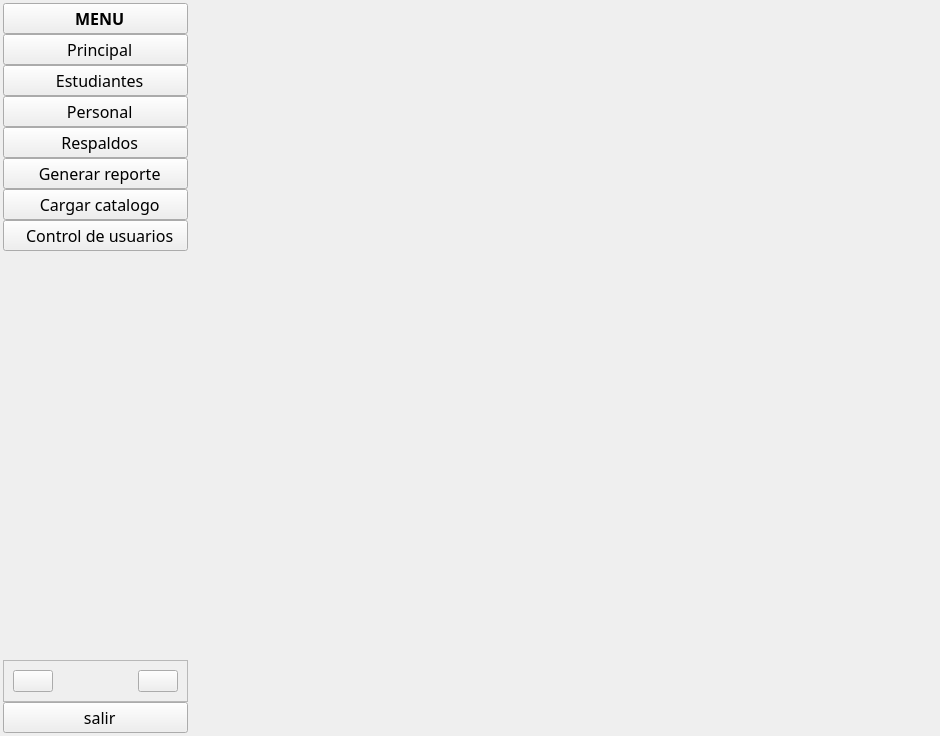
Enmanuel-86/TELA-APP, file recursos_graficos_y_logicos/elementos_graficos_ui/pantalla_principal.ui: the form before one commit.
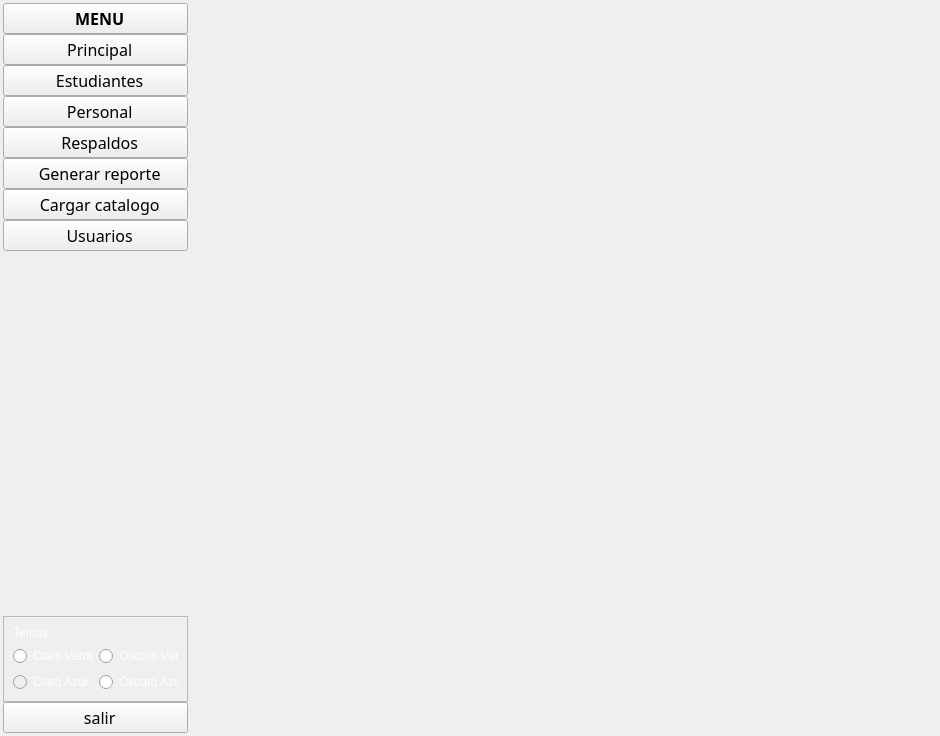
The form after the commit. Icons and pictures are not drawn.

Commit message: se cambio los botones que cambia de estilo a radiobuttons

```diff
--- a/recursos_graficos_y_logicos/elementos_graficos_ui/pantalla_principal.ui
+++ b/recursos_graficos_y_logicos/elementos_graficos_ui/pantalla_principal.ui
@@ -444,7 +444,7 @@
            <string notr="true"/>
           </property>
           <property name="text">
-           <string>  Control de usuarios</string>
+           <string>  Usuarios</string>
           </property>
           <property name="icon">
            <iconset resource="../recursos_de_imagenes_tela_app.qrc">
@@ -493,63 +493,54 @@
         </item>
         <item>
          <widget class="QFrame" name="espacio_botones_temas">
+          <property name="styleSheet">
+           <string notr="true">color: rgb(255, 255, 255);</string>
+          </property>
           <property name="frameShape">
            <enum>QFrame::StyledPanel</enum>
           </property>
           <property name="frameShadow">
            <enum>QFrame::Raised</enum>
           </property>
-          <layout class="QHBoxLayout" name="horizontalLayout_2">
-           <item>
-            <widget class="QPushButton" name="boton_tema_claro">
+          <layout class="QGridLayout" name="gridLayout_2">
+           <item row="0" column="0">
+            <widget class="QLabel" name="label">
              <property name="text">
-              <string/>
+              <string>Temas</string>
              </property>
-             <property name="icon">
-              <iconset resource="../recursos_de_imagenes_tela_app.qrc">
-               <normaloff>:/iconos/recursos_de_imagenes/iconos_de_interfaz/sun.png</normaloff>:/iconos/recursos_de_imagenes/iconos_de_interfaz/sun.png</iconset>
-             </property>
-             <property name="iconSize">
-              <size>
-               <width>25</width>
-               <height>25</height>
-              </size>
-             </property>
              <property name="tipo" stdset="0">
               <string>boton_sidebar</string>
              </property>
             </widget>
            </item>
-           <item>
-            <spacer name="horizontalSpacer_3">
-             <property name="orientation">
-              <enum>Qt::Horizontal</enum>
+           <item row="1" column="0">
+            <widget class="QRadioButton" name="radioButton_claro_verde">
+             <property name="text">
+              <string>Claro Verde</string>
              </property>
-             <property name="sizeHint" stdset="0">
-              <size>
-               <width>76</width>
-               <height>20</height>
-              </size>
-             </property>
-            </spacer>
+            </widget>
            </item>
-           <item>
-            <widget class="QPushButton" name="boton_tema_oscuro">
+           <item row="1" column="1">
+            <widget class="QRadioButton" name="radioButton_oscuro_verde">
              <property name="text">
-              <string/>
+              <string>Oscuro Verde</string>
              </property>
-             <property name="icon">
-              <iconset resource="../recursos_de_imagenes_tela_app.qrc">
-               <normaloff>:/iconos/recursos_de_imagenes/iconos_de_interfaz/moon.png</normaloff>:/iconos/recursos_de_imagenes/iconos_de_interfaz/moon.png</iconset>
+            </widget>
+           </item>
+           <item row="2" column="0">
+            <widget class="QRadioButton" name="radioButton_claro_azul">
+             <property name="enabled">
+              <bool>false</bool>
              </property>
-             <property name="iconSize">
-              <size>
-               <width>25</width>
-               <height>25</height>
-              </size>
+             <property name="text">
+              <string>Claro Azul</string>
              </property>
-             <property name="tipo" stdset="0">
-              <string>boton_sidebar</string>
+            </widget>
+           </item>
+           <item row="2" column="1">
+            <widget class="QRadioButton" name="radioButton_oscuro_azul">
+             <property name="text">
+              <string>Oscuro Azul</string>
              </property>
             </widget>
            </item>
```
Left out of the diff: 2 changed lines with no effect on the pictures. The commit also changes 1 other file.
